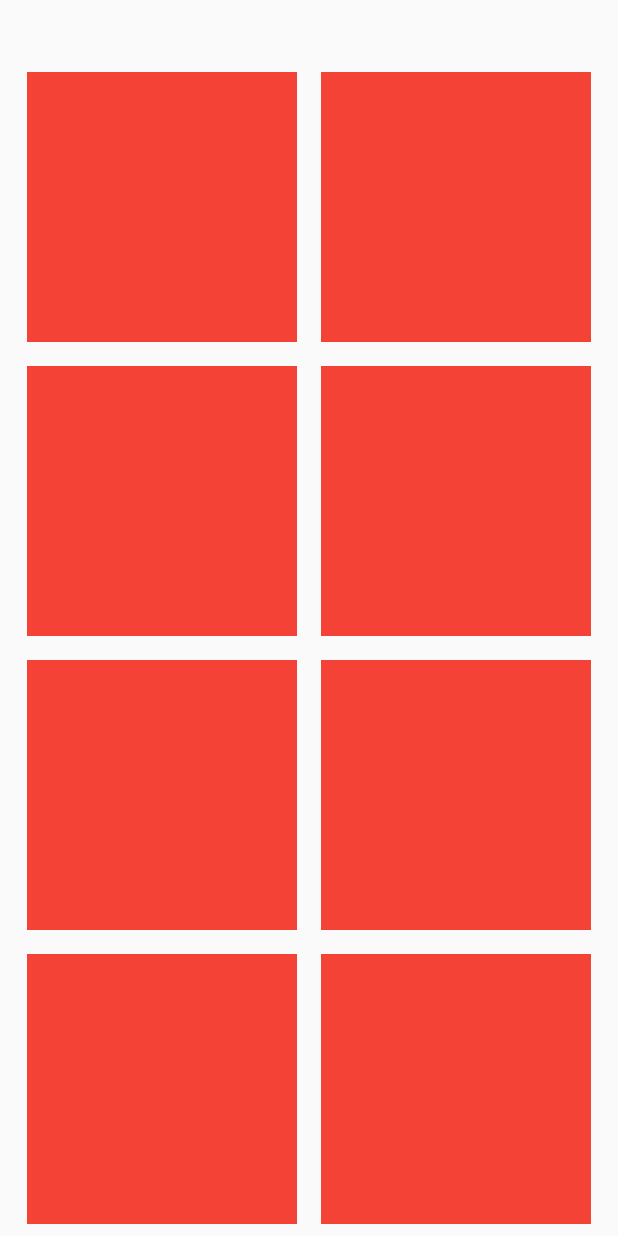
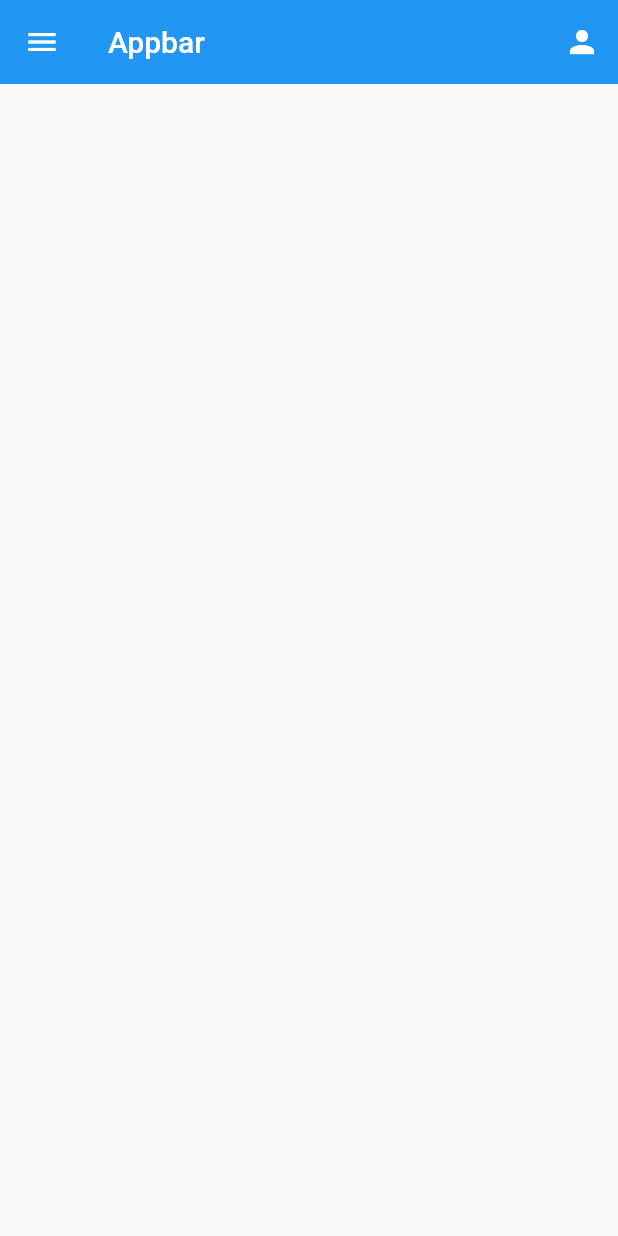
Before and after one commit to jahidul96/flutter_everyday, a Flutter app: the screen it shows after launch, on a phone screen of 412 x 824 dp. Run offline on Flutter 3.47's test engine with Material 2 defaults, Android fonts, the light colour scheme and no system bars.

Commit message:
appbar with icons added!

```diff
--- /dev/null
+++ b/lib/components/appBar.dart
@@ -0,0 +1,21 @@
+import 'package:flutter/material.dart';
+import 'package:flutter/src/widgets/container.dart';
+import 'package:flutter/src/widgets/framework.dart';
+
+class AppBarComp extends StatelessWidget {
+  const AppBarComp({super.key});
+
+  @override
+  Widget build(BuildContext context) {
+    return Scaffold(
+      appBar: AppBar(
+        elevation: 0,
+        leading: IconButton(onPressed: () {}, icon: Icon(Icons.menu)),
+        title: Text("Appbar"),
+        actions: [
+          IconButton(onPressed: () {}, icon: Icon(Icons.person)),
+        ],
+      ),
+    );
+  }
+}
--- a/lib/main.dart
+++ b/lib/main.dart
@@ -1,4 +1,5 @@
 import 'package:flutter/material.dart';
+import 'package:flutter_everyday/components/appBar.dart';
 import 'package:flutter_everyday/screens/home.dart';
 
 void main() {
@@ -17,7 +18,7 @@ class MyApp extends StatelessWidget {
       theme: ThemeData(
         primarySwatch: Colors.blue,
       ),
-      home: const HomeScreen(),
+      home: const AppBarComp(),
     );
   }
 }
```
